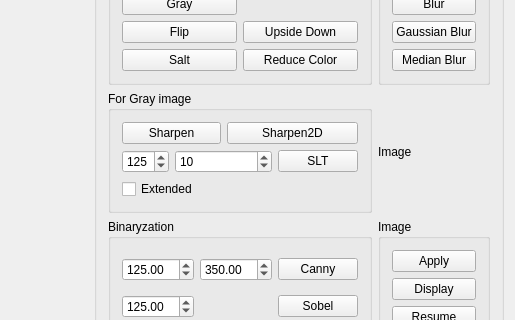
First picture: the form in OpenCarVision/mainwindow.ui, repository baidut/ITS, before the edit; both pictures show x 204 to 719 and y 120 to 440 of the 719 by 611 pixel window.
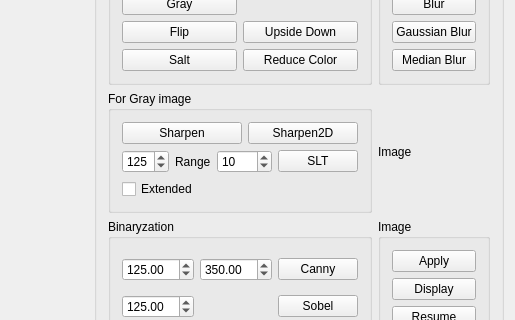
Second picture: the form after the edit.

Commit message:
* 为SLT增加处理左右点数不够的情形
Range如能跟随车道线由远及近变粗而变大，则得到特征图更明显

The edit to the form file:
```diff
--- a/OpenCarVision/mainwindow.ui
+++ b/OpenCarVision/mainwindow.ui
@@ -259,31 +259,7 @@
           <string>For Gray image</string>
          </property>
          <layout class="QGridLayout" name="gridLayout">
-          <item row="0" column="0" colspan="2">
-           <widget class="QPushButton" name="pushButton_sharpen">
-            <property name="text">
-             <string>Sharpen</string>
-            </property>
-           </widget>
-          </item>
-          <item row="0" column="2" colspan="2">
-           <widget class="QPushButton" name="pushButton_sharpen2D">
-            <property name="text">
-             <string>Sharpen2D</string>
-            </property>
-           </widget>
-          </item>
-          <item row="1" column="0">
-           <widget class="QSpinBox" name="spinBox_sltTh">
-            <property name="maximum">
-             <number>255</number>
-            </property>
-            <property name="value">
-             <number>125</number>
-            </property>
-           </widget>
-          </item>
-          <item row="1" column="1" colspan="2">
+          <item row="1" column="2" colspan="2">
            <widget class="QSpinBox" name="spinBox_sltRange">
             <property name="minimum">
              <number>1</number>
@@ -293,20 +269,51 @@
             </property>
            </widget>
           </item>
-          <item row="1" column="3">
+          <item row="1" column="4">
            <widget class="QPushButton" name="pushButton_slt">
             <property name="text">
              <string>SLT</string>
             </property>
            </widget>
           </item>
-          <item row="2" column="0" colspan="2">
+          <item row="2" column="0" colspan="3">
            <widget class="QCheckBox" name="checkBox_extendedSlt">
             <property name="text">
              <string>Extended</string>
             </property>
            </widget>
           </item>
+          <item row="1" column="0">
+           <widget class="QSpinBox" name="spinBox_sltTh">
+            <property name="maximum">
+             <number>255</number>
+            </property>
+            <property name="value">
+             <number>125</number>
+            </property>
+           </widget>
+          </item>
+          <item row="0" column="0" colspan="3">
+           <widget class="QPushButton" name="pushButton_sharpen">
+            <property name="text">
+             <string>Sharpen</string>
+            </property>
+           </widget>
+          </item>
+          <item row="0" column="3" colspan="2">
+           <widget class="QPushButton" name="pushButton_sharpen2D">
+            <property name="text">
+             <string>Sharpen2D</string>
+            </property>
+           </widget>
+          </item>
+          <item row="1" column="1">
+           <widget class="QLabel" name="label">
+            <property name="text">
+             <string>Range</string>
+            </property>
+           </widget>
+          </item>
          </layout>
         </widget>
        </item>
```
The commit also changes 1 other file.
